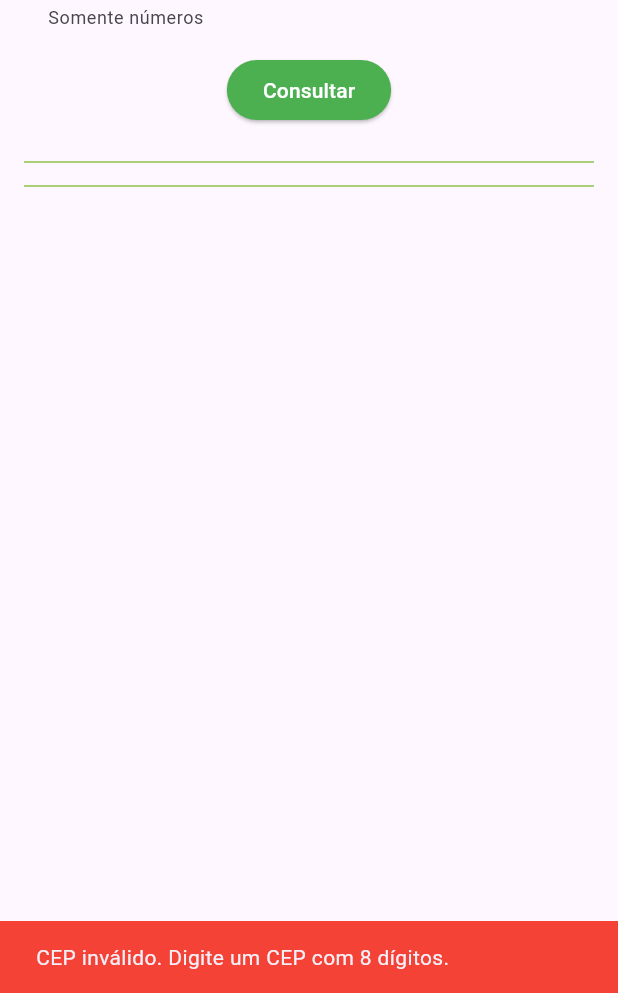
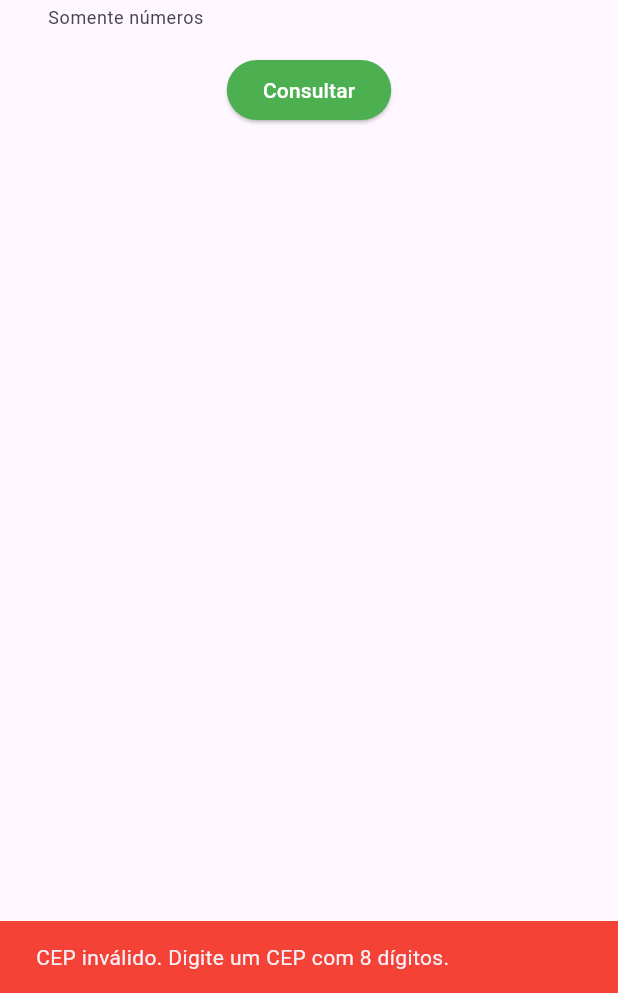
Before and after one commit to pedrobossi-design/ConsultaCEP, a Flutter app: the screen it shows after launch, after a tap on "Consultar", on a phone screen of 412 x 824 dp, the part 243-1236 px from its top. Run offline on Flutter 3.47's test engine with Material 3 defaults, Android fonts, the phone set to English and light mode, and no system bars; our stand-ins replace material_ui.

Commit message:
Quarto commit: Código fix

```diff
--- a/lib/telaCep.dart
+++ b/lib/telaCep.dart
@@ -114,10 +114,11 @@ class _TelaCepState extends State<TelaCep> {
           child: const Text('Consultar'),
               ),
               SizedBox(height: 16.0,),
-                Divider(
+
+                if (_endereco != null) ...[
+                  Divider(
                   color: Colors.lightGreen,
                 ),
-                if (_endereco != null) ...[
                     _linha('CEP', 'cep'),
                     _linha('Rua', 'logradouro'),
                     _linha('Complemento', 'complemento'),
@@ -131,10 +132,10 @@ class _TelaCepState extends State<TelaCep> {
                     _linha('GIA', 'gia'),
                     _linha('DDD', 'ddd'),
                     _linha('SIAFI', 'siafi'),
-                ],
-                Divider(
+                  Divider(
                   color: Colors.lightGreen,
                 ),
+                ],
               ],
             ),
           )
```
